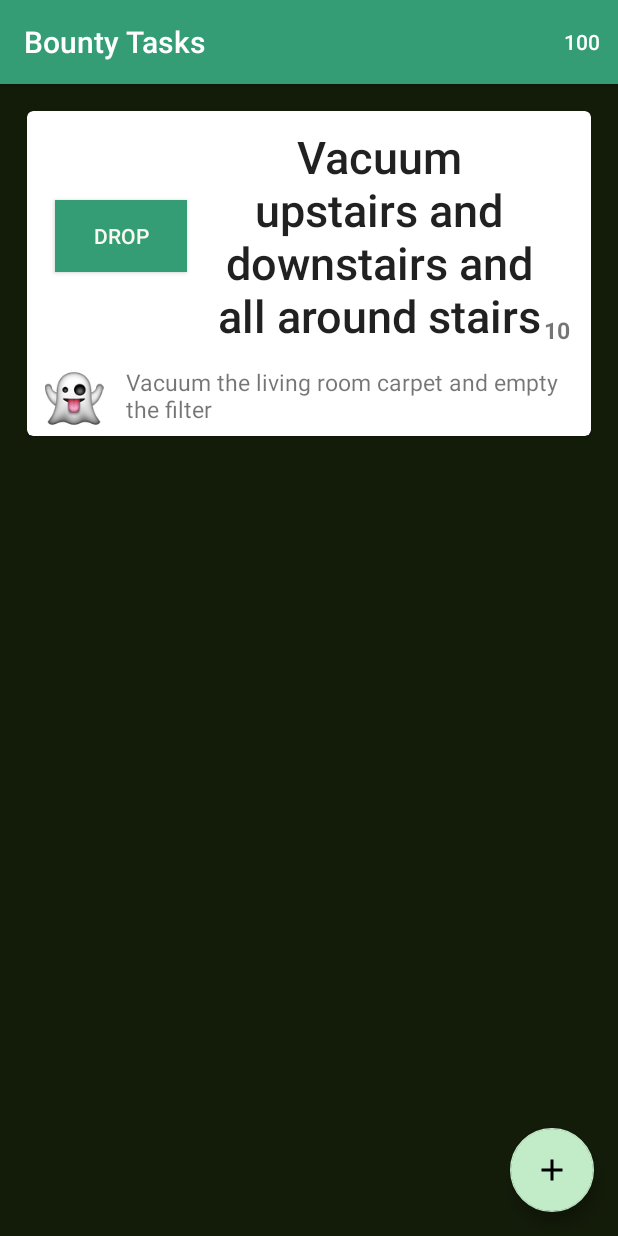
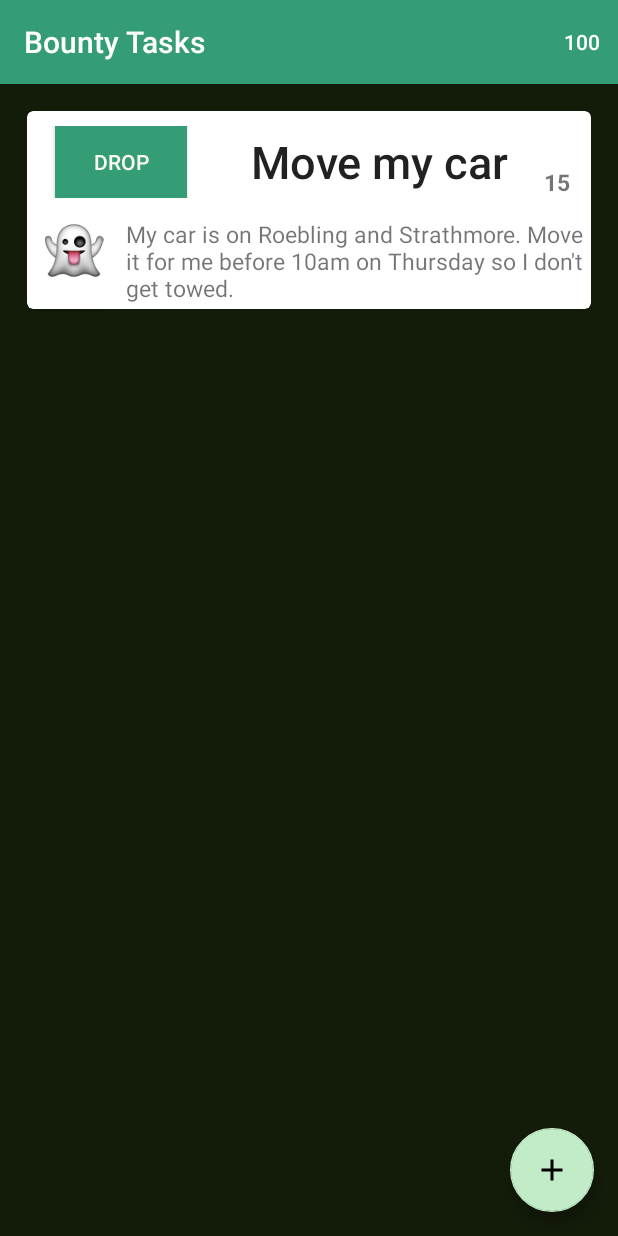
Before and after one commit to fuyutsukikaru/Apartmates, an Android app: the screen it shows after launch (BountyActivity), after a tap on "DROP", on a phone screen of 412 x 824 dp. Run offline under Robolectric (Android 15) with nearby library versions, the phone set to English and light mode, and no system bars.

Commit message:
Working add new bounty task value & Soomin to fix action bar point updates for claims

```diff
--- a/app/src/main/java/com/cs130/apartmates/activities/AddTaskActivity.java
+++ b/app/src/main/java/com/cs130/apartmates/activities/AddTaskActivity.java
@@ -60,7 +60,7 @@ public class AddTaskActivity extends AppCompatActivity {
                     Snackbar.make(findViewById(R.id.add_task_fragment), "Sending to server...", Snackbar.LENGTH_LONG);
                     Intent intent = new Intent(AddTaskActivity.this, BountyActivity.class);
                     intent.putExtra("task_title", titleText);
-                    intent.putExtra("task_value", Integer.getInteger(valueText));
+                    intent.putExtra("task_value", Integer.parseInt(valueText));
                     intent.putExtra("task_details", descriptionText);
                     intent.setFlags(Intent.FLAG_ACTIVITY_SINGLE_TOP);
                     startActivity(intent);
--- a/app/src/main/java/com/cs130/apartmates/activities/BountyActivity.java
+++ b/app/src/main/java/com/cs130/apartmates/activities/BountyActivity.java
@@ -9,6 +9,7 @@ import android.support.v7.widget.RecyclerView;
 import android.support.v7.widget.Toolbar;
 import android.view.Menu;
 import android.view.MenuInflater;
+import android.view.MenuItem;
 import android.view.View;
 
 import com.cs130.apartmates.R;
@@ -25,6 +26,8 @@ public class BountyActivity extends AppCompatActivity {
     private BTAdapter mAdapter;
     private RecyclerView.LayoutManager mLayoutManager;
     private List<BountyTask> list = new Vector<BountyTask>();
+    private MenuItem points;
+    private static int myPoints;
 
     @Override
     protected void onCreate(Bundle savedInstanceState) {
@@ -39,11 +42,8 @@ public class BountyActivity extends AppCompatActivity {
         mLayoutManager = new LinearLayoutManager(this);
         mRecyclerView.setLayoutManager(mLayoutManager);
 
-        list.add(new BountyTask("Vacuum upstairs and downstairs and all aroundstairs", 10, "Vacuum the living room carpet and empty the filter", Boolean.TRUE));
-        list.add(new BountyTask("Clean the Bathroom", 15, "Scrub the shower, clean out hairs from drain, wipe down sink, scrub bathtub.  We will know if you didn't do a thurough job so don't mess it up you bum.", Boolean.FALSE));
-        List<BountyTask> list = new Vector<BountyTask>();
-        list.add(new BountyTask("Vacuum upstairs and downstairs and all around stairs", 10, "Vacuum the living room carpet and empty the filter", Boolean.TRUE));
-        list.add(new BountyTask("Clean the Bathroom", 15, "Scrub the shower, clean out hairs from drain, wipe down sink, scrub bathtub.  We will know if you didn't do a thorough job so don't mess it up you bum.", Boolean.FALSE));
+        list.add(new BountyTask("Move my car", 15, "My car is on Roebling and Strathmore. Move it for me before 10am on Thursday so I don't get towed.", Boolean.TRUE));
+        list.add(new BountyTask("Pick up bananas", 5, "My smoothies are lacking. I'll appreciate a bunch. BA DUM TSS", Boolean.FALSE));
 
         mAdapter = new BTAdapter(list);
         mRecyclerView.setAdapter(mAdapter);
@@ -71,6 +71,17 @@ public class BountyActivity extends AppCompatActivity {
         super.onCreateOptionsMenu(menu);
         MenuInflater inflater = getMenuInflater();
         inflater.inflate(R.menu.menu_tasks, menu);
+        //points = menu.getItem(R.id.point_count);
+        //myPoints = Integer.parseInt(points.getTitle().toString());
+
         return true;
     }
+
+    public static void putPoints(int value) {
+        myPoints += value;
+    }
+
+    public void updatePoints(int value) {
+        points.setTitle(myPoints);
+    }
 }
--- a/app/src/main/java/com/cs130/apartmates/adapters/BTAdapter.java
+++ b/app/src/main/java/com/cs130/apartmates/adapters/BTAdapter.java
@@ -10,6 +10,7 @@ import android.widget.LinearLayout;
 import android.widget.TextView;
 
 import com.cs130.apartmates.R;
+import com.cs130.apartmates.activities.BountyActivity;
 import com.cs130.apartmates.activities.BountyTask;
 
 import java.util.List;
@@ -46,10 +47,17 @@ public class BTAdapter extends RecyclerView.Adapter<BTAdapter.TaskViewHolder> {
     @Override
     public void onBindViewHolder(BTAdapter.TaskViewHolder taskViewHolder, int position) {
         taskViewHolder.taskName.setText(bountyTaskList.get(position).taskName);
-        Integer val = new Integer(bountyTaskList.get(position).taskValue);
+        final Integer val = new Integer(bountyTaskList.get(position).taskValue);
         taskViewHolder.taskValue.setText(val.toString());
         taskViewHolder.taskDescription.setText(bountyTaskList.get(position).description);
         taskViewHolder.action.setText(bountyTaskList.get(position).action);
+
+        taskViewHolder.action.setOnClickListener(new View.OnClickListener() {
+            @Override
+            public void onClick(View view) {
+                //BountyActivity.putPoints(val);
+            }
+        });
     }
 
     @Override
```
